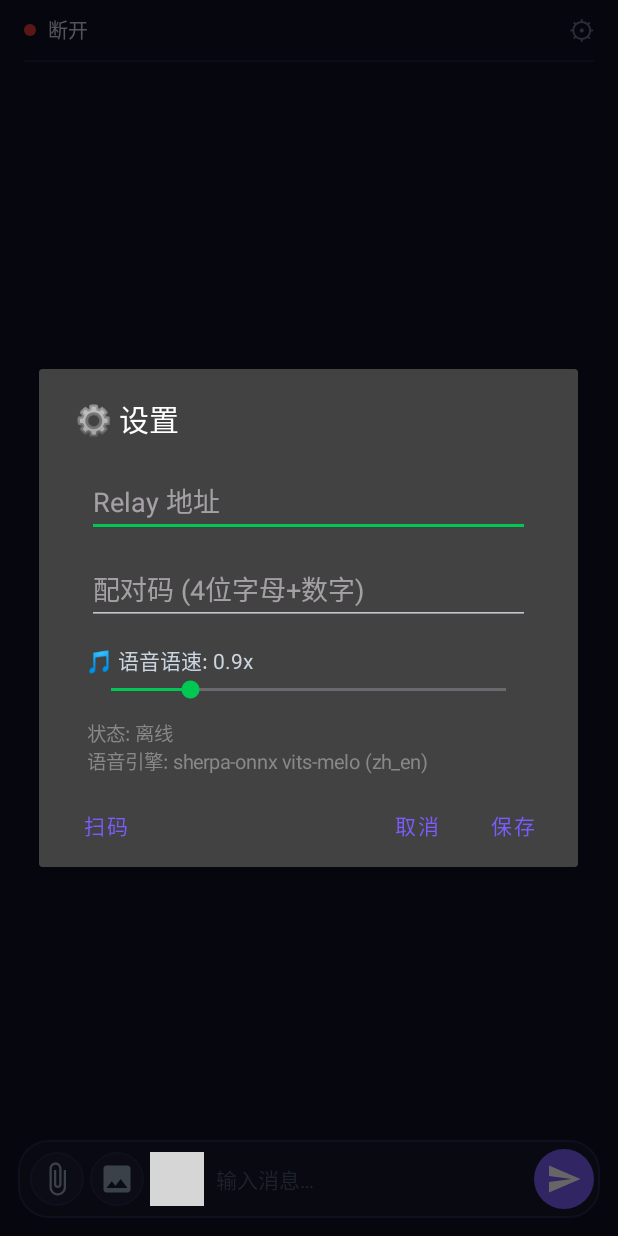
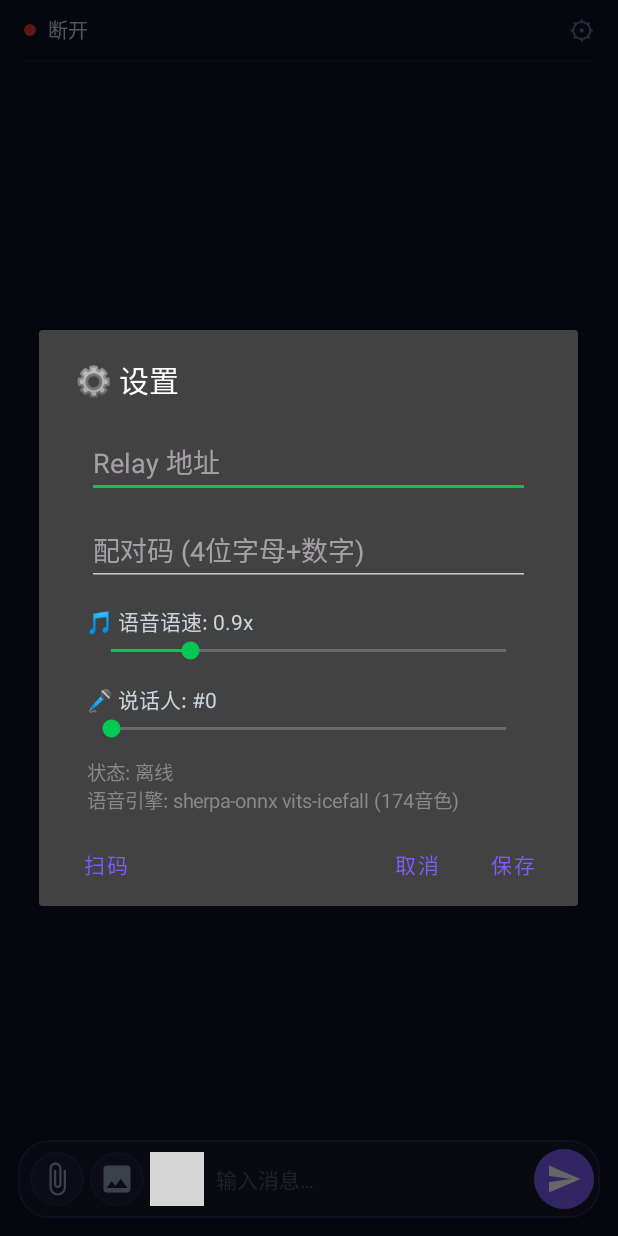
Before and after one commit to KemonWoo/IMAgent, an Android app: the screen it shows after launch (MainActivity), after a tap on an icon or button, on a phone screen of 412 x 824 dp. Run offline under Robolectric (Android 15) with nearby library versions, the light colour scheme and no system bars; libraries missing offline, so code that uses them is left out: com.google.zxing.integration, com.k2fsa.sherpa, org.java_websocket.client, org.java_websocket.handshake; 16 statements that could not run were skipped; grey boxes are pictures that could not be loaded.

Commit message:
tts: switch to vits-icefall-zh-aishell3 (174 speakers, replace vits-melo)
- Replace TTS model paths from vits-melo to vits-icefall
- Add speaker selector (sid 0-173) in settings dialog
- Store sid preference across sessions
- Remove old vits-melo model from assets

```diff
--- a/android/app/src/main/java/com/linscm/imagent/MainActivity.kt
+++ b/android/app/src/main/java/com/linscm/imagent/MainActivity.kt
@@ -141,9 +141,10 @@ class MainActivity : AppCompatActivity() {
         }
         lifecycleScope.launch { voice.initialize() }
 
-        // Restore saved voice speed
+        // Restore saved voice speed + speaker
         val savedSpeed = getSharedPreferences("imagent", MODE_PRIVATE).getFloat("voice_speed", 0.85f)
-        voice.settings = VoiceBridge.VoiceSettings(speed = savedSpeed)
+        val savedSid = getSharedPreferences("imagent", MODE_PRIVATE).getInt("voice_sid", 0)
+        voice.settings = VoiceBridge.VoiceSettings(speed = savedSpeed, sid = savedSid)
 
         setupMcp()
 
@@ -353,8 +354,45 @@ class MainActivity : AppCompatActivity() {
         }
         layout.addView(speedBar)
 
+        // ── Speaker selector ──
+        val speakerLabel = TextView(this).apply {
+            text = "🎤 说话人: #${voice.settings.sid}"
+            setTextColor(0xFFCBD5E1.toInt())
+            textSize = 14f
+            layoutParams = LinearLayout.LayoutParams(
+                LinearLayout.LayoutParams.MATCH_PARENT,
+                LinearLayout.LayoutParams.WRAP_CONTENT
+            ).apply { topMargin = 20 }
+        }
+        layout.addView(speakerLabel)
+
+        val speakerBar = SeekBar(this).apply {
+            max = 173  // 174 speakers (0-173)
+            progress = voice.settings.sid.coerceIn(0, 173)
+            layoutParams = LinearLayout.LayoutParams(
+                LinearLayout.LayoutParams.MATCH_PARENT,
+                LinearLayout.LayoutParams.WRAP_CONTENT
+            )
+            setOnSeekBarChangeListener(object : SeekBar.OnSeekBarChangeListener {
+                override fun onProgressChanged(seekBar: SeekBar?, progress: Int, fromUser: Boolean) {
+                    speakerLabel.text = "🎤 说话人: #$progress"
+                }
+                override fun onStartTrackingTouch(seekBar: SeekBar?) {}
+                override fun onStopTrackingTouch(seekBar: SeekBar?) {
+                    val sid = (seekBar?.progress ?: 0).coerceIn(0, 173)
+                    voice.settings = VoiceBridge.VoiceSettings(
+                        speed = voice.settings.speed,
+                        sid = sid
+                    )
+                    getSharedPreferences("imagent", MODE_PRIVATE).edit()
+                        .putInt("voice_sid", sid).apply()
+                }
+            })
+        }
+        layout.addView(speakerBar)
+
         val statusInfo = TextView(this).apply {
-            text = "状态: ${if (connected) "在线" else "离线"}\n语音引擎: sherpa-onnx vits-melo (zh_en)"
+            text = "状态: ${if (connected) "在线" else "离线"}\n语音引擎: sherpa-onnx vits-icefall (174音色)"
             setTextColor(0xFF888888.toInt())
             textSize = 13f
             layoutParams = LinearLayout.LayoutParams(
--- a/android/app/src/main/java/com/linscm/imagent/VoiceBridge.kt
+++ b/android/app/src/main/java/com/linscm/imagent/VoiceBridge.kt
@@ -47,6 +47,7 @@ class VoiceBridge(private val ctx: Context) {
 
     data class VoiceSettings(
         val speed: Float = 0.85f,
+        val sid: Int = 0,
         val language: String = "zh"
     )
 
@@ -59,10 +60,10 @@ class VoiceBridge(private val ctx: Context) {
     // ── Asset paths (relative to assets/) ──
     private val asrModelPath  = "models/sherpa-onnx-sense-voice-zh-en-ja-ko-yue-int8-2024-07-17/model.int8.onnx"
     private val asrTokensPath = "models/sherpa-onnx-sense-voice-zh-en-ja-ko-yue-int8-2024-07-17/tokens.txt"
-    private val ttsModelPath  = "models/vits-melo-tts-zh_en/model.onnx"
-    private val ttsTokensPath = "models/vits-melo-tts-zh_en/tokens.txt"
-    private val ttsLexiconPath = "models/vits-melo-tts-zh_en/lexicon.txt"
-    private val ttsDataDir    = "models/vits-melo-tts-zh_en"
+    private val ttsModelPath  = "models/vits-icefall-zh-aishell3/model.onnx"
+    private val ttsTokensPath = "models/vits-icefall-zh-aishell3/tokens.txt"
+    private val ttsLexiconPath = "models/vits-icefall-zh-aishell3/lexicon.txt"
+    private val ttsDataDir    = "models/vits-icefall-zh-aishell3"
     private val vadModelPath  = "models/silero_vad.onnx"
 
     // ── Init ──
@@ -128,7 +129,7 @@ class VoiceBridge(private val ctx: Context) {
             val config = OfflineTtsConfig(model = modelCfg)
             if (tts != null) { tts?.release() }
             tts = OfflineTts(ctx.assets, config)
-            Log.i(TAG, "TTS OK (vits-melo)")
+            Log.i(TAG, "TTS OK (vits-icefall, 174 speakers)")
             true
         } catch (e: Exception) {
             Log.e(TAG, "TTS init failed", e)
@@ -251,7 +252,7 @@ class VoiceBridge(private val ctx: Context) {
             try {
                 val t = tts
                 if (t != null) {
-                    val audio = t.generate(text, sid = 0, speed = settings.speed)
+                    val audio = t.generate(text, sid = settings.sid, speed = settings.speed)
                     playAudio(audio.samples, audio.sampleRate)
                 } else { delay(1500) }
             } catch (e: Exception) {
```
